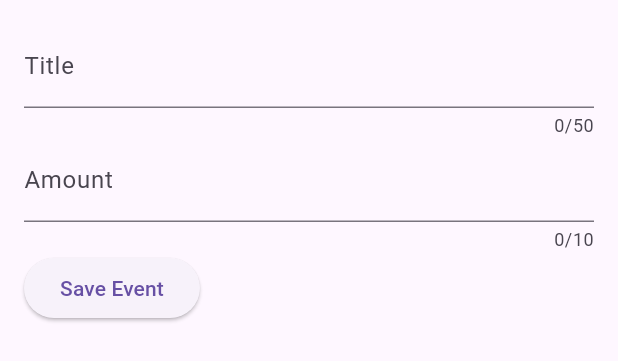
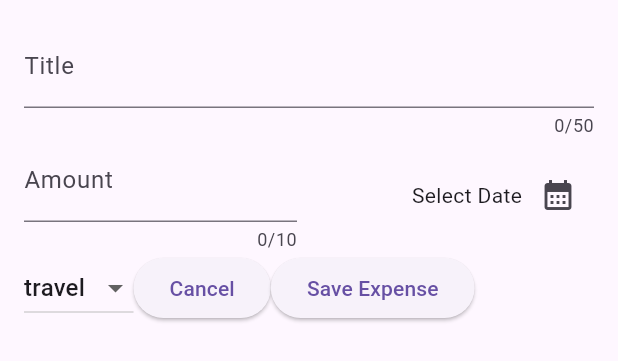
Before and after one commit to Shankalpa-D/expense_tracker1, a Flutter app: the NewExpense widget shown alone on an empty page, opened directly, on a phone screen of 412 x 824 dp. Shown: the top 361 px of the screen. Run offline on Flutter 3.47's test engine with Material 3 defaults, Android fonts, the phone set to English and light mode, and no system bars.

Commit message:
added and fixed the dropdown

```diff
--- a/lib/widgits/new_expense.dart
+++ b/lib/widgits/new_expense.dart
@@ -1,52 +1,123 @@
+import 'package:expense_tracker1/models/expense.dart';
 import 'package:flutter/material.dart';
+import 'package:intl/intl.dart';
+
+final formatter = DateFormat.yMd();
 
 class NewExpense extends StatefulWidget {
   const NewExpense({super.key});
 
-  State<NewExpense> createState() => _NewExpenseState();
+  State<NewExpense> createState() {
+    return _NewExpenseState();
+  }
 }
 
 class _NewExpenseState extends State<NewExpense> {
   final _titleController = TextEditingController();
   final _amountController = TextEditingController();
+  DateTime? _selectedDate;
+  Category _selectedCategory = Category.travel;
+
+  void _presentDatePicker() async {
+    final now = DateTime.now();
+    final firstDate = DateTime(now.year - 1, now.month, now.day);
+    final pickedDate = await showDatePicker(
+      context: context,
+      initialDate: now,
+      firstDate: firstDate,
+      lastDate: now,
+    );
+    print(pickedDate);
+    setState(() {
+      _selectedDate = pickedDate;
+    });
+  }
+
   @override
   void dispose() {
     _titleController.dispose();
     _amountController.dispose();
     super.dispose();
   }
+
+  @override
   Widget build(BuildContext context) {
     return Padding(
-      padding: EdgeInsetsGeometry.all(16),
+      padding: EdgeInsets.all(16),
       child: Column(
         children: [
           TextField(
             controller: _titleController,
             maxLength: 50,
             keyboardType: TextInputType.name,
-            decoration: InputDecoration(
-
-              label: Text('Title'),
+            decoration: InputDecoration(label: Text("Title")),
           ),
-          ),
-          TextField(
+          Row(
+            children: [
+              Expanded(
+                child: TextField(
                   controller: _amountController,
                   maxLength: 10,
                   keyboardType: TextInputType.number,
                   decoration: InputDecoration(
                     prefixText: '\$',
-              label: Text('Amount'),
+                    label: Text("Amount"),
                   ),
                 ),
-
+              ),
+              SizedBox(width: 16),
+              Expanded(
+                child: Row(
+                  mainAxisAlignment: MainAxisAlignment.end,
+                  crossAxisAlignment: CrossAxisAlignment.center,
+                  children: [
+                    Text(
+                      _selectedDate == null
+                          ? 'Select Date'
+                          : formatter.format(_selectedDate!),
+                    ),
+                    IconButton(
+                      onPressed: _presentDatePicker,
+                      icon: const Icon(Icons.calendar_month),
+                    ),
+                  ],
+                ),
+              ),
+            ],
+          ),
           Row(
             children: [
+              DropdownButton(
+                value: _selectedCategory,
+                items: Category.values
+                    .map(
+                      (category) => DropdownMenuItem(
+                        value: category,
+                        child: Text(category.name.toString()),
+                      ),
+                    )
+                    .toList(),
+                onChanged: (value) {
+                  if (value == null) {
+                    return;
+                  }
+                  setState(() {
+                    _selectedCategory = value;
+                  });
+                },
+              ),
+              ElevatedButton(
+                onPressed: () {
+                  Navigator.pop(context);
+                },
+                child: Text("Cancel"),
+              ),
               ElevatedButton(
                 onPressed: () {
                   print(_titleController.text);
                   print(_amountController.text);
                 },
-                child: Text("Save Event"),
+                child: Text("Save Expense"),
               ),
             ],
           ),
```
Lines whose indentation alone changed are shown as unchanged.
